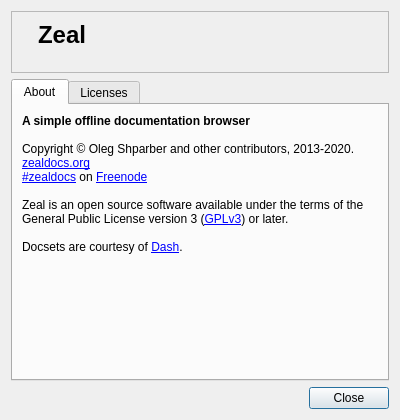
First picture: the form in src/libs/ui/aboutdialog.ui, repository zealdocs/zeal, before the edit.
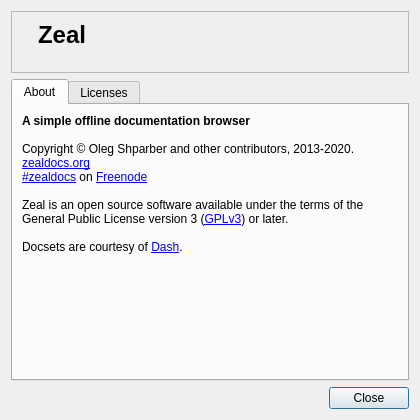
Second picture: the form after the edit. Icons and pictures are not drawn.

Commit message: fix(ui): adjust size of the about dialog

The edit to the form file:
```diff
--- a/src/libs/ui/aboutdialog.ui
+++ b/src/libs/ui/aboutdialog.ui
@@ -6,7 +6,7 @@
    <rect>
     <x>0</x>
     <y>0</y>
-    <width>400</width>
+    <width>420</width>
     <height>420</height>
    </rect>
   </property>
```
